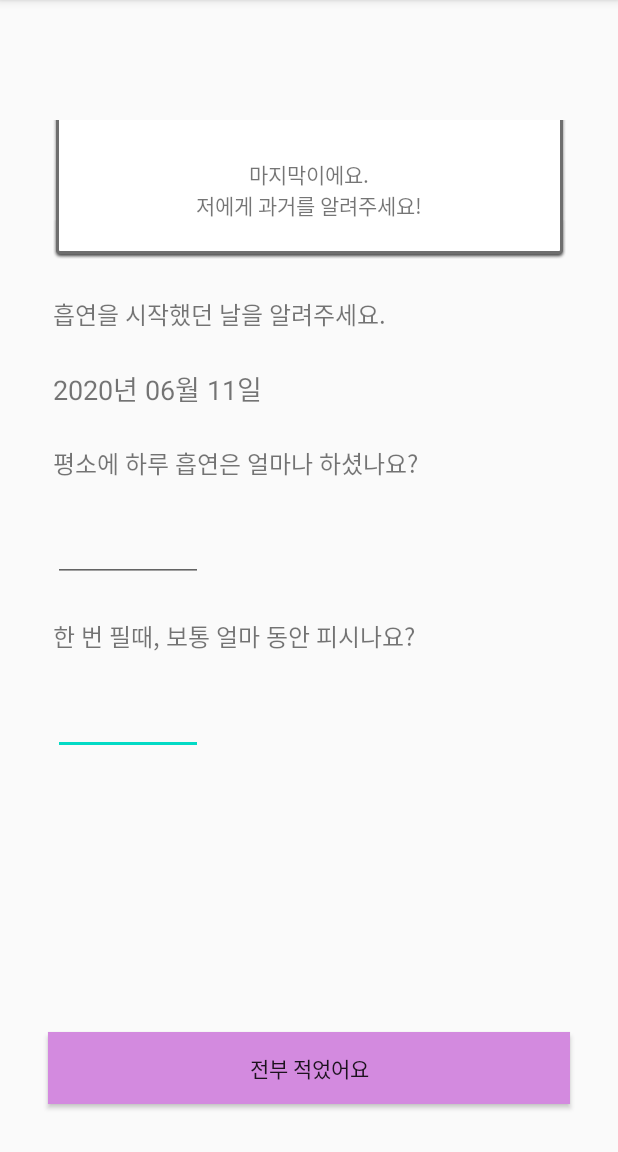
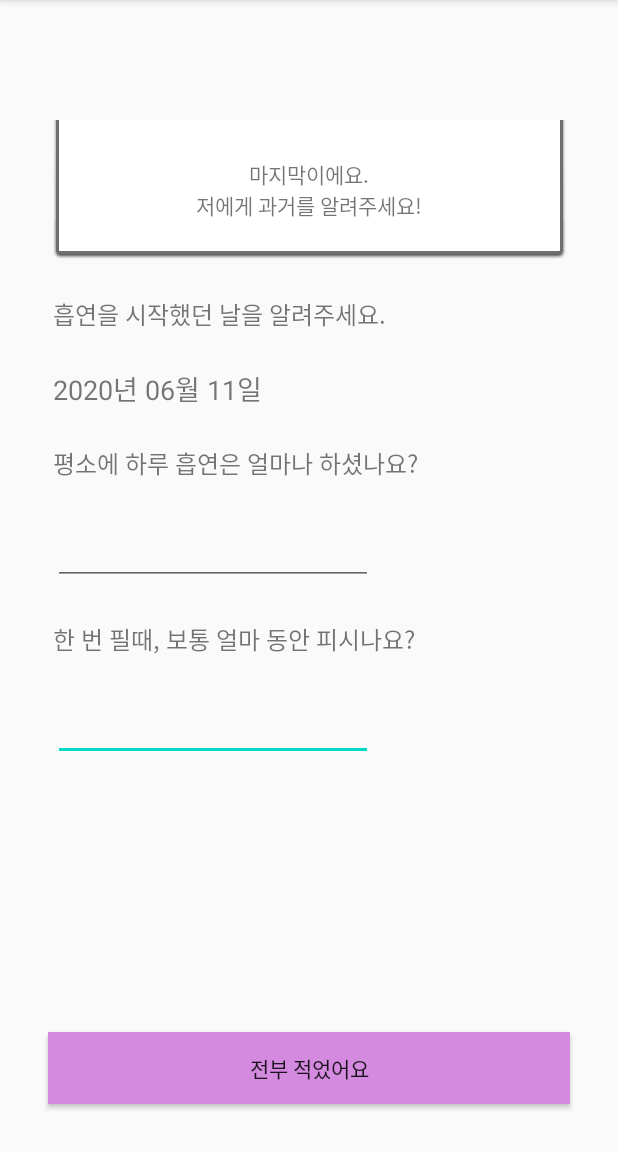
Before and after one commit to 1111111111-app/sNoker, an Android app: the SmokeInfoActivity screen opened directly, with no data from a screen before it, on a phone screen of 412 x 824 dp, the part 84-1236 px from its top. Run offline under Robolectric (Android 15) with nearby library versions, the phone set to English and light mode, and no system bars.

Commit message:
Chage editText size
chage editText size to wrap_content

```diff
--- a/app/src/main/java/com/example/snoker/SmokeInfoActivity.kt
+++ b/app/src/main/java/com/example/snoker/SmokeInfoActivity.kt
@@ -4,6 +4,7 @@
 import android.os.Bundle
 
 class SmokeInfoActivity : AppCompatActivity() {
+
     override fun onCreate(savedInstanceState: Bundle?) {
         super.onCreate(savedInstanceState)
         setContentView(R.layout.activity_smoke_info)
--- a/app/src/main/res/layout/activity_smoke_info.xml
+++ b/app/src/main/res/layout/activity_smoke_info.xml
@@ -8,8 +8,8 @@
 
     <EditText
         android:id="@+id/timeSmokeText"
-        android:layout_width="100dp"
-        android:layout_height="43dp"
+        android:layout_width="wrap_content"
+        android:layout_height="wrap_content"
         android:layout_marginTop="24dp"
         android:ems="10"
         android:inputType="textPersonName"
@@ -24,7 +24,7 @@
         android:text="한 번 필때, 보통 얼마 동안 피시나요?"
         android:textSize="16sp"
         app:layout_constraintStart_toStartOf="@+id/introText"
-        app:layout_constraintTop_toBottomOf="@+id/countSmoke" />
+        app:layout_constraintTop_toBottomOf="@+id/countSmokeText" />
 
     <TextView
         android:id="@+id/questionSmokeCount"
@@ -84,9 +84,9 @@
         app:layout_constraintTop_toTopOf="parent" />
 
     <EditText
-        android:id="@+id/countSmoke"
-        android:layout_width="100dp"
-        android:layout_height="43dp"
+        android:id="@+id/countSmokeText"
+        android:layout_width="wrap_content"
+        android:layout_height="wrap_content"
         android:layout_marginTop="24dp"
         android:ems="10"
         android:inputType="textPersonName"
```
